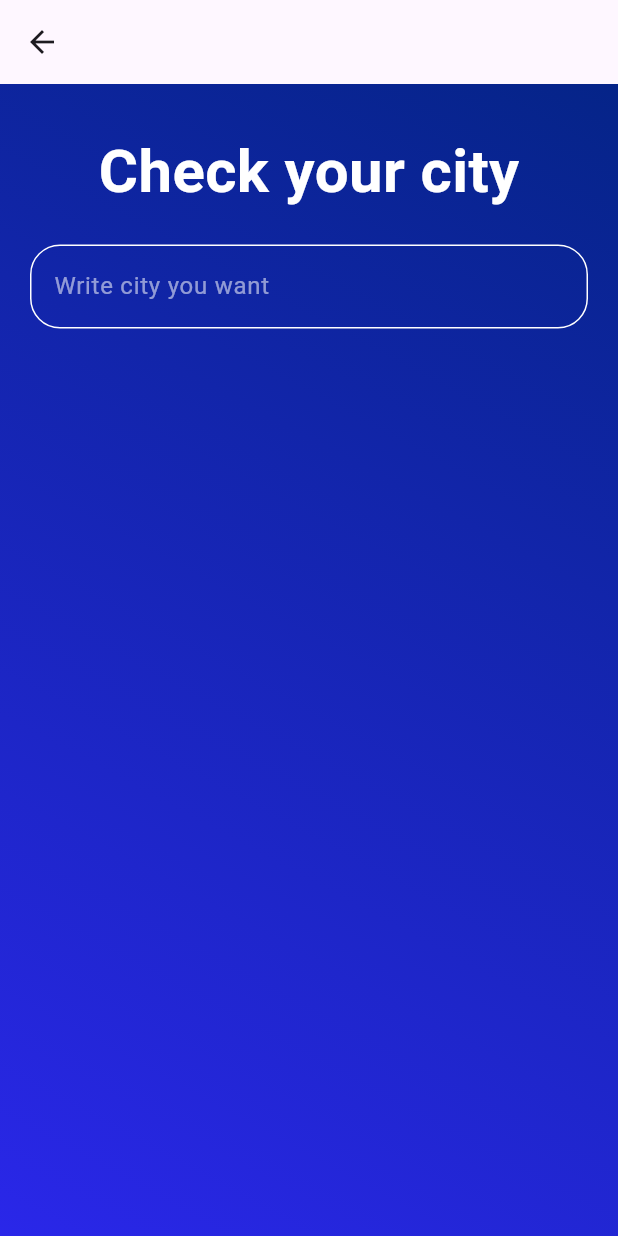
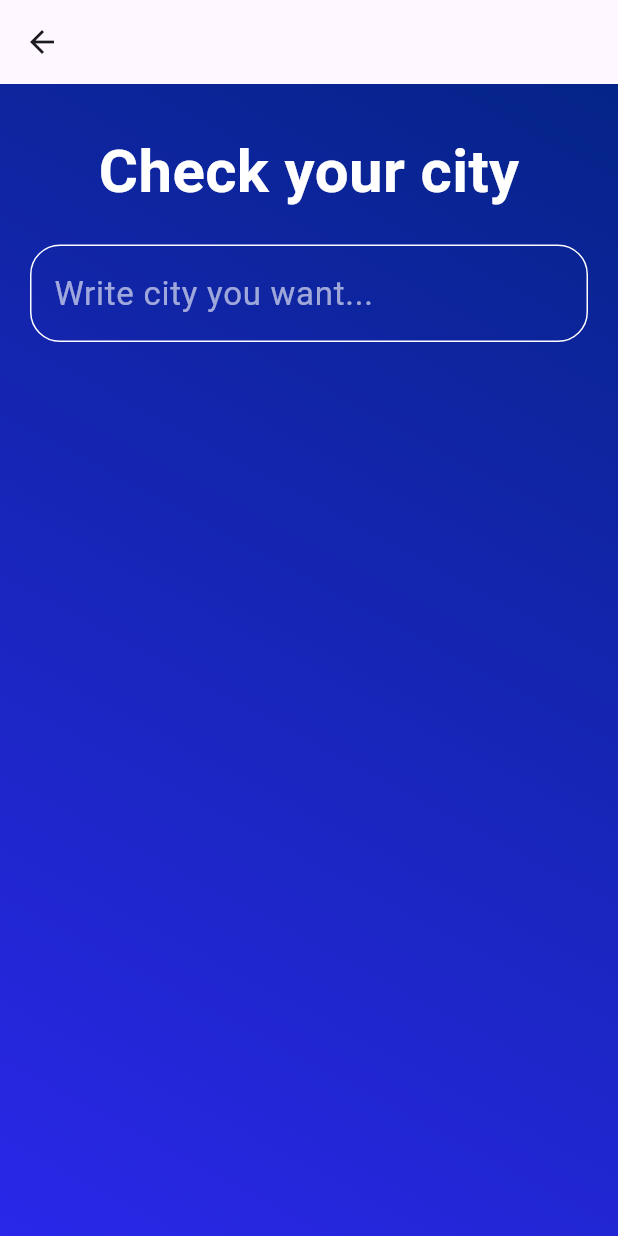
Before and after one commit to maciejsulikowski/weather_app, a Flutter app: the SearchCity screen opened directly, on a phone screen of 412 x 824 dp. Run offline on Flutter 3.47's test engine with Material 2 defaults, Android fonts, the phone set to English and light mode, and no system bars; our stand-ins replace google_fonts, lottie.

Commit message:
Stylize TextField

```diff
--- a/lib/features/search_page/search_page_widget.dart
+++ b/lib/features/search_page/search_page_widget.dart
@@ -39,16 +39,23 @@ class SearchCity extends StatelessWidget {
                   Container(
                     margin: const EdgeInsets.symmetric(horizontal: 20),
                     child: TextField(
+                        style: const TextStyle(color: Colors.white70, fontSize: 22),
                         decoration: InputDecoration(
                             enabledBorder: OutlineInputBorder(
+                              borderRadius: BorderRadius.circular(20),
                               borderSide: const BorderSide(color: Colors.white),
-                              borderRadius: BorderRadius.circular(20),
                             ),
                             border: OutlineInputBorder(
                                 borderRadius: BorderRadius.circular(20),
-                                borderSide: const BorderSide(color: Colors.white)),
-                            hintText: 'Write city you want',
-                            hintStyle: const TextStyle(color: Colors.white54))),
+                                borderSide:
+                                    const BorderSide(color: Colors.white)),
+                            focusedBorder: OutlineInputBorder(
+                                borderRadius: BorderRadius.circular(20),
+                                borderSide:
+                                    const BorderSide(color: Colors.white70)),
+                            hintText: 'Write city you want...',
+                            hintStyle: const TextStyle(
+                                color: Colors.white60, fontSize: 22))),
                   ),
                 ],
               ),
```
